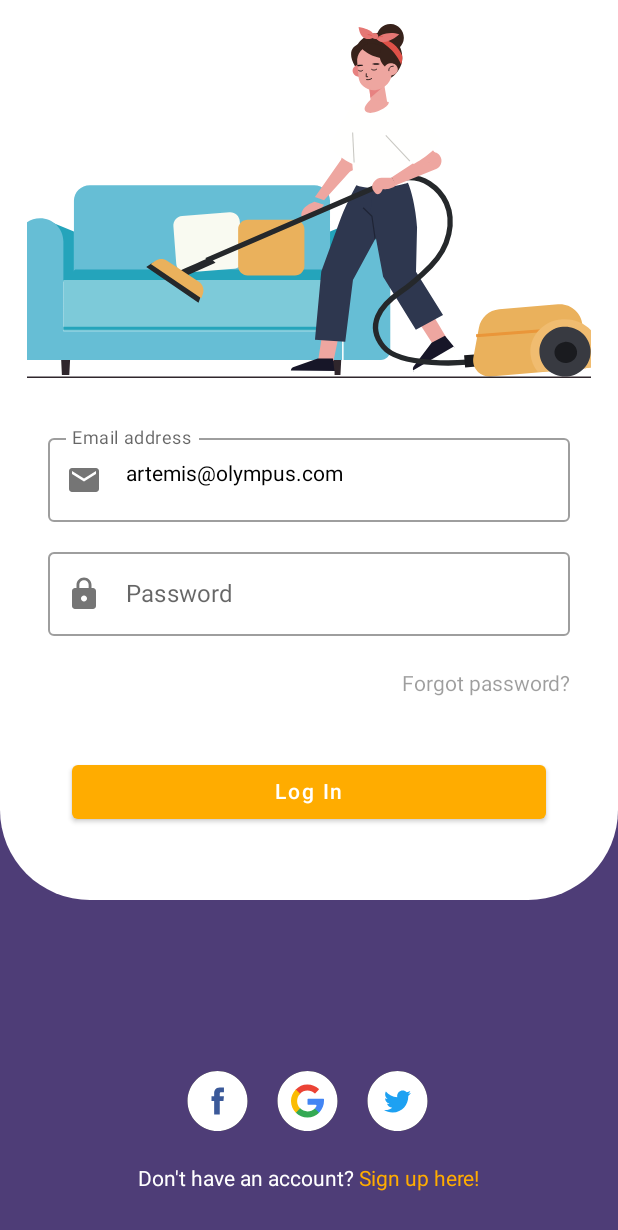
After one commit to ArtemisSoftware/JetPack-Compose-Tutorial-4, an Android app built with Jetpack Compose: the @Preview function CleaningLoginScreen, on a phone screen of 412 x 824 dp. The commit adds this screen. Shown: the top 1230 px of the screen. Run offline under Robolectric (Android 15) with nearby library versions, the phone set to English and light mode, and no system bars; Roboto replaces fonts that are not available here.

Commit message:
Cleaning - LoginScreen

```diff
--- /dev/null
+++ b/app/src/main/java/com/artemissoftware/jetpackcomposetutorial4/ui/cleaning/CleaningLoginScreen.kt
@@ -0,0 +1,165 @@
+package com.artemissoftware.jetpackcomposetutorial4.ui.cleaning
+
+import androidx.compose.foundation.Image
+import androidx.compose.foundation.background
+import androidx.compose.foundation.layout.*
+import androidx.compose.foundation.shape.RoundedCornerShape
+import androidx.compose.foundation.shape.ZeroCornerSize
+import androidx.compose.foundation.text.KeyboardOptions
+import androidx.compose.material.*
+import androidx.compose.material.icons.Icons
+import androidx.compose.material.icons.filled.Email
+import androidx.compose.material.icons.filled.Lock
+import androidx.compose.runtime.Composable
+import androidx.compose.runtime.CompositionLocalProvider
+import androidx.compose.runtime.mutableStateOf
+import androidx.compose.runtime.remember
+import androidx.compose.ui.Alignment
+import androidx.compose.ui.Modifier
+import androidx.compose.ui.graphics.Color
+import androidx.compose.ui.res.painterResource
+import androidx.compose.ui.text.SpanStyle
+import androidx.compose.ui.text.buildAnnotatedString
+import androidx.compose.ui.text.input.KeyboardType
+import androidx.compose.ui.text.input.TextFieldValue
+import androidx.compose.ui.text.style.TextAlign
+import androidx.compose.ui.text.withStyle
+import androidx.compose.ui.tooling.preview.Preview
+import androidx.compose.ui.unit.dp
+import com.artemissoftware.jetpackcomposetutorial4.R
+import com.artemissoftware.jetpackcomposetutorial4.ui.theme.orangish
+import com.artemissoftware.jetpackcomposetutorial4.ui.theme.purplish
+
+@Preview(showBackground = true)
+@Composable
+fun CleaningLoginScreen() {
+
+    Box {
+        LoginOptions()
+        MainCard()
+
+    }
+}
+
+@Composable
+private fun LoginOptions() {
+
+    val signupText = buildAnnotatedString {
+        append("Don't have an account? ")
+        withStyle(SpanStyle(color = orangish)) {
+            append("Sign up here!")
+        }
+    }
+
+    Surface(
+        color = purplish,
+        modifier = Modifier.fillMaxSize()
+    ) {
+        Column(
+            verticalArrangement = Arrangement.Bottom,
+            horizontalAlignment = Alignment.CenterHorizontally,
+            modifier = Modifier.offset(y = (-30).dp)
+        ) {
+            Row() {
+
+                Image(painter = painterResource(id = R.drawable.ic_fb), contentDescription = "facebook")
+                Spacer(modifier = Modifier.padding(horizontal = 4.dp))
+                Image(painter = painterResource(id =  R.drawable.ic_google), contentDescription = "google")
+                Spacer(modifier = Modifier.padding(horizontal = 4.dp))
+                Image(painter = painterResource(id = R.drawable.ic_twitter), contentDescription = "twitter")
+
+            }
+            Spacer(modifier = Modifier.padding(vertical = 8.dp))
+            Text(text = signupText, color = Color.White)
+        }
+    }
+}
+
+
+@Composable
+private fun MainCard() {
+
+    val emailState = remember { mutableStateOf(TextFieldValue("artemis@olympus.com")) }
+    val passState = remember { mutableStateOf(TextFieldValue("")) }
+
+    Surface(
+        color = Color.White,
+        modifier = Modifier
+            .height(600.dp)
+            .fillMaxWidth(),
+        shape = RoundedCornerShape(
+            topStart = 0.dp,
+            topEnd = 0.dp,
+            bottomStart = 60.dp,
+            bottomEnd = 60.dp
+        )
+    ) {
+
+        Column(
+            modifier = Modifier
+                .padding(16.dp),
+            horizontalAlignment = Alignment.CenterHorizontally
+        ) {
+
+            val modifier = Modifier
+                .fillMaxWidth()
+                .padding(horizontal = 16.dp)
+
+            Image(painter = painterResource(id = R.drawable.ic_vaccum), contentDescription = "vaccum")
+            Spacer(modifier = Modifier.padding(16.dp))
+
+            OutlinedTextField(
+                value = emailState.value,
+                onValueChange = { value ->
+                    emailState.value = value
+                },
+                label = { Text(text = "Email address") },
+                leadingIcon = {
+                    Icon(
+                        imageVector = Icons.Filled.Email,
+                        contentDescription = "Email"
+                    )
+                },
+                modifier = modifier
+            )
+
+
+            Spacer(modifier = Modifier.padding(6.dp))
+
+            OutlinedTextField(
+                value = passState.value,
+                onValueChange = { value ->
+                    passState.value = value
+                },
+                modifier = modifier,
+                label = { Text(text = "Password") },
+                leadingIcon = {
+                    Icon(
+                        imageVector = Icons.Filled.Lock,
+                        contentDescription = "Lock"
+                    )
+                },
+                keyboardOptions = KeyboardOptions(
+                    keyboardType = KeyboardType.Email
+                ),
+            )
+
+            Spacer(modifier = Modifier.padding(vertical = 12.dp))
+
+            CompositionLocalProvider(LocalContentAlpha provides ContentAlpha.disabled) {
+                Text(text = "Forgot password?", textAlign = TextAlign.End, modifier = modifier)
+            }
+            Spacer(modifier = Modifier.padding(vertical = 12.dp))
+
+            Button(
+                onClick = {},
+                shape = MaterialTheme.shapes.medium,
+                colors = ButtonDefaults.buttonColors(backgroundColor = orangish),
+                modifier = modifier
+                    .padding(16.dp),
+            ) {
+                Text(text = "Log In", color = Color.White)
+            }
+        }
+    }
+}
--- a/app/src/main/java/com/artemissoftware/jetpackcomposetutorial4/ui/theme/Color.kt
+++ b/app/src/main/java/com/artemissoftware/jetpackcomposetutorial4/ui/theme/Color.kt
@@ -26,3 +26,6 @@ val LightGreen3 = Color(0xff11d79b)
 val BlueViolet1 = Color(0xffaeb4fd)
 val BlueViolet2 = Color(0xff9fa5fe)
 val BlueViolet3 = Color(0xff8f98fd)
+
+val purplish = Color(0xff4e3d77)
+val orangish = Color(0xffffac00)
--- /dev/null
+++ b/app/src/main/res/drawable/ic_fb.xml
@@ -0,0 +1,16 @@
+<?xml version="1.0" encoding="utf-8"?>
+<vector xmlns:android="http://schemas.android.com/apk/res/android"
+    android:width="52dp"
+    android:height="52dp"
+    android:viewportWidth="52"
+    android:viewportHeight="52">
+    <path
+        android:pathData="M25,24m-20,0a20,20 0,1 1,40 0a20,20 0,1 1,-40 0"
+        android:fillColor="#000"/>
+    <path
+        android:pathData="M25,24m-20,0a20,20 0,1 1,40 0a20,20 0,1 1,-40 0"
+        android:fillColor="#FFF"/>
+    <path
+        android:pathData="M28.964,23.983h-2.461L26.503,33h-3.73v-9.017L21,23.983v-3.17h1.774v-2.05c0,-1.467 0.696,-3.763 3.762,-3.763l2.762,0.012v3.076h-2.004c-0.329,0 -0.79,0.164 -0.79,0.863v1.866h2.786l-0.326,3.166z"
+        android:fillColor="#3B5999"/>
+</vector>
--- /dev/null
+++ b/app/src/main/res/drawable/ic_google.xml
@@ -0,0 +1,25 @@
+<?xml version="1.0" encoding="utf-8"?>
+<vector xmlns:android="http://schemas.android.com/apk/res/android"
+    android:width="52dp"
+    android:height="52dp"
+    android:viewportWidth="52"
+    android:viewportHeight="52">
+    <path
+        android:pathData="M25,24m-20,0a20,20 0,1 1,40 0a20,20 0,1 1,-40 0"
+        android:fillColor="#000"/>
+    <path
+        android:pathData="M25,24m-20,0a20,20 0,1 1,40 0a20,20 0,1 1,-40 0"
+        android:fillColor="#FFF"/>
+    <path
+        android:pathData="M20.09,19.133c1.258,-1.269 3.001,-2.056 4.917,-2.054 1.766,0.001 3.378,0.665 4.6,1.755 0.175,0.156 0.456,0.146 0.622,-0.02l2.243,-2.242c0.182,-0.183 0.177,-0.481 -0.013,-0.656C30.461,14.07 27.777,12.957 24.832,13 21.856,13.046 19.162,14.282 17.207,16.25c-0.218,0.22 0.037,2.875 0.037,2.875s1.618,1.246 2.846,0.008z"
+        android:fillColor="#EB4335"/>
+    <path
+        android:pathData="M18.08,23.937c-0.018,1.948 0.769,3.711 2.047,4.979l-0.981,2.118 -1.903,0.766c-2,-1.99 -3.239,-4.742 -3.243,-7.784 -0.004,-3.02 1.222,-5.77 3.207,-7.766L20.09,19.133c-1.228,1.238 -1.995,2.935 -2.01,4.804z"
+        android:fillColor="#FBBC03"/>
+    <path
+        android:pathData="M29.878,28.922c-1.26,1.25 -3.002,2.011 -4.923,2 -1.882,-0.013 -3.586,-0.776 -4.827,-2.007L17.244,31.8c1.981,1.97 4.709,3.192 7.721,3.201 3.02,0.01 5.765,-1.232 7.763,-3.23l-0.825,-1.762 -2.025,-1.086z"
+        android:fillColor="#34A953"/>
+    <path
+        android:pathData="M36,22.87c0,-0.217 -0.176,-0.392 -0.393,-0.392L25.368,22.478c-0.194,0 -0.351,0.157 -0.351,0.351v3.386c0,0.194 0.157,0.352 0.351,0.352h5c0.516,0 0.836,0.562 0.57,1.003 -0.295,0.493 -0.65,0.945 -1.056,1.347l-0.004,0.005 2.85,2.85c0.135,-0.135 0.271,-0.27 0.409,-0.405C34.917,29.392 36,26.773 36,23.915L36,22.87z"
+        android:fillColor="#4285F4"/>
+</vector>
--- /dev/null
+++ b/app/src/main/res/drawable/ic_twitter.xml
@@ -0,0 +1,19 @@
+<?xml version="1.0" encoding="utf-8"?>
+<vector xmlns:android="http://schemas.android.com/apk/res/android"
+    android:width="52dp"
+    android:height="52dp"
+    android:viewportWidth="52"
+    android:viewportHeight="52">
+    <path
+        android:pathData="M25,24m-20,0a20,20 0,1 1,40 0a20,20 0,1 1,-40 0"
+        android:fillColor="#000"
+        android:fillType="nonZero"/>
+    <path
+        android:pathData="M25,24m-20,0a20,20 0,1 1,40 0a20,20 0,1 1,-40 0"
+        android:fillColor="#FFF"
+        android:fillType="nonZero"/>
+    <path
+        android:pathData="M32.158,20.644c0.007,0.158 0.01,0.318 0.01,0.477 0,4.88 -3.714,10.508 -10.507,10.508 -2.086,0 -4.027,-0.611 -5.661,-1.659 0.289,0.034 0.583,0.051 0.88,0.051 1.731,0 3.324,-0.59 4.588,-1.58 -1.617,-0.03 -2.98,-1.098 -3.45,-2.566 0.225,0.043 0.456,0.067 0.694,0.067 0.337,0 0.663,-0.045 0.974,-0.13 -1.69,-0.338 -2.963,-1.832 -2.963,-3.62v-0.047c0.498,0.276 1.067,0.443 1.673,0.462 -0.992,-0.662 -1.644,-1.793 -1.644,-3.075 0,-0.676 0.183,-1.31 0.5,-1.856 1.822,2.235 4.544,3.704 7.613,3.859 -0.063,-0.27 -0.096,-0.553 -0.096,-0.842 0,-2.039 1.654,-3.693 3.693,-3.693 1.063,0 2.022,0.449 2.696,1.167 0.842,-0.166 1.632,-0.473 2.345,-0.896 -0.276,0.862 -0.861,1.585 -1.624,2.042 0.747,-0.09 1.46,-0.287 2.121,-0.581 -0.494,0.74 -1.121,1.39 -1.842,1.912z"
+        android:fillColor="#1DA1F2"
+        android:fillType="evenOdd"/>
+</vector>
--- /dev/null
+++ b/app/src/main/res/drawable/ic_vaccum.xml
@@ -0,0 +1,257 @@
+<?xml version="1.0" encoding="utf-8"?>
+<vector xmlns:android="http://schemas.android.com/apk/res/android"
+    android:width="376dp"
+    android:height="236dp"
+    android:viewportWidth="376"
+    android:viewportHeight="236">
+    <group>
+        <clip-path
+            android:pathData="M0,0H376V236H0z"/>
+        <path
+            android:pathData="M28.191,233.991L23.272,233.991 22.255,212.902 29.285,212.902 28.191,233.991M208.958,233.991L204.039,233.991 203.021,212.902 210.051,212.902 208.958,233.991"
+            android:fillColor="#2F262C"
+            android:fillType="evenOdd"/>
+        <path
+            android:pathData="M229.132,131.288L221.093,130.553 202.017,138.371 202.017,171.728 229.132,171.728 229.132,131.288M4.179,131.288L12.217,130.553 31.294,138.371 31.294,171.728 4.179,171.728 4.179,131.288"
+            android:fillColor="#24A4BB"
+            android:fillType="evenOdd"/>
+        <path
+            android:pathData="M191.498,107.455L41.813,107.455c-5.809,0 -10.52,4.651 -10.52,10.389v64.585c0,5.737 4.711,10.388 10.52,10.388h149.685c5.81,0 10.519,-4.65 10.519,-10.388v-64.585c0,-5.738 -4.71,-10.389 -10.52,-10.389M235.91,223.949h-24.855v-78.767c0,-8.634 6.97,-15.633 15.567,-15.633 8.596,0 15.565,6.999 15.565,15.633v72.463c0,3.483 -2.81,6.304 -6.276,6.304M-0.59,223.949h24.854v-78.767c0,-8.634 -6.97,-15.633 -15.567,-15.633 -8.596,0 -15.565,6.999 -15.565,15.633v72.463c0,3.483 2.81,6.304 6.278,6.304M137.937,204.868L24.264,204.868 24.264,223.949 210.051,223.949 210.051,204.868 137.937,204.868"
+            android:fillColor="#66BED5"
+            android:fillType="evenOdd"/>
+        <path
+            android:pathData="M137.937,170.723L24.264,170.723 24.264,204.868 210.051,204.868 210.051,170.723 137.937,170.723"
+            android:fillColor="#7DCAD9"
+            android:fillType="evenOdd"/>
+        <path
+            android:pathData="M202.212,163.694L32.104,163.694 24.264,170.723 210.051,170.723 202.212,163.694M24.264,203.864L210.051,203.864 210.051,201.855 24.264,201.855z"
+            android:fillColor="#24A4BB"
+            android:fillType="evenOdd"/>
+        <path
+            android:pathData="M137.863,163.237l-31.492,2.446c-3.523,0.273 -6.601,-2.38 -6.872,-5.926l-1.905,-24.842c-0.271,-3.547 2.364,-6.643 5.886,-6.916l31.493,-2.448c3.523,-0.273 6.602,2.38 6.873,5.926l1.905,24.842c0.272,3.547 -2.364,6.643 -5.888,6.918"
+            android:fillColor="#F9FAF1"
+            android:fillType="evenOdd"/>
+        <path
+            android:pathData="M178.573,167.71h-31.445c-3.519,0 -6.37,-2.834 -6.37,-6.33v-24.495c0,-3.496 2.851,-6.332 6.37,-6.332h31.445c3.519,0 6.372,2.836 6.372,6.332v24.494c0,3.497 -2.853,6.332 -6.372,6.332"
+            android:fillColor="#EAB15C"
+            android:fillType="evenOdd"/>
+        <path
+            android:pathData="M196.959,205.872L193.983,224.953 204.333,224.633 208.043,206.706 196.959,205.872"
+            android:fillColor="#EEA6A0"
+            android:fillType="evenOdd"/>
+        <path
+            android:pathData="M193.823,222.945l-16.476,5.912c-1.079,0.502 -1.647,1.652 -1.372,2.777l29.055,0.349 -1.075,-9.032 -10.132,-0.006"
+            android:fillColor="#171628"
+            android:fillType="evenOdd"/>
+        <path
+            android:pathData="M205.027,234.996L174.902,234.563 174.903,230.979 205.03,231.41 205.027,234.996"
+            android:fillColor="#FFFFFE"
+            android:fillType="evenOdd"/>
+        <path
+            android:pathData="M224.076,99.421l-0.607,1.662c-6.044,9.44 -11.674,21.285 -15.515,31.774l-11.77,32.138 -4.21,45.528 20.202,1.375 5.128,-41.294 23.879,-44.013 -1.254,-25.693 -15.853,-1.477"
+            android:fillColor="#2E374F"
+            android:fillType="evenOdd"/>
+        <path
+            android:pathData="M260.264,197.49L270.819,213.906 279.345,208.629 269.938,192.817 260.264,197.49"
+            android:fillColor="#EEA6A0"
+            android:fillType="evenOdd"/>
+        <path
+            android:pathData="M269.741,212.567l-12.004,15.768c-0.731,1.13 -0.629,2.638 0.25,3.648l27.383,-16.035 -6.748,-8.067 -8.88,4.686"
+            android:fillColor="#171628"
+            android:fillType="evenOdd"/>
+        <path
+            android:pathData="M286.374,217.914L258.857,233.991 257.251,230.988 284.769,214.911 286.374,217.914"
+            android:fillColor="#FFFFFE"
+            android:fillType="evenOdd"/>
+        <path
+            android:pathData="M229.132,124.109l8.286,44.456 21.81,35.299 18.108,-9.784 -17.998,-28.936 0.705,-29.948s-1.699,-27.407 -10.98,-37.783l-17.495,2.685 -2.436,24.01"
+            android:fillColor="#2E374F"
+            android:fillType="evenOdd"/>
+        <path
+            android:pathData="M232.145,143.609L229.954,128.215 224.111,122.519"
+            android:strokeWidth=".756"
+            android:fillColor="#00000000"
+            android:strokeColor="#1F2435"
+            android:fillType="evenOdd"/>
+        <path
+            android:pathData="M213.08,69.294l-3.968,23.503c-0.433,2.563 1.338,4.996 4.02,5.52 2.579,0.504 5.141,-0.932 5.92,-3.317l8.071,-24.712 -14.042,-0.994"
+            android:fillColor="#EEA6A0"
+            android:fillType="evenOdd"/>
+        <path
+            android:pathData="M210.062,89.483l-18.088,25.877 6.05,2.138 19.896,-22.08c2.31,-2.707 1.035,-6.87 -2.408,-7.855 -2.046,-0.584 -4.24,0.189 -5.45,1.92M191.73,118.502s-10.08,3.228 -8.656,10.043l11.927,-3.875 2.999,-4.155 -6.27,-2.013"
+            android:fillColor="#EEA6A0"
+            android:fillType="evenOdd"/>
+        <path
+            android:pathData="M215.708,55.234L201.013,81.62c8.155,8.62 16.459,11.776 16.459,11.776l4.63,-7.169 -6.394,-30.993"
+            android:fillColor="#FFFFFE"
+            android:fillType="evenOdd"/>
+        <path
+            android:pathData="M238.064,50.309s10.456,-1.148 15.406,4.49c3.285,3.74 0.998,50.908 0.998,50.908s-22.102,7.677 -36.414,1.083L214.068,60.5c0.025,-3.464 2.133,-6.66 5.47,-7.999 0.922,-0.37 5.402,-1.802 10.787,-1.921 5.425,-0.122 7.74,-0.27 7.74,-0.27"
+            android:fillColor="#FFFFFE"
+            android:fillType="evenOdd"/>
+        <path
+            android:pathData="M218.085,92.391L217.081,72.306"
+            android:strokeWidth=".72"
+            android:fillColor="#00000000"
+            android:strokeColor="#C9C8C3"
+            android:fillType="evenOdd"/>
+        <path
+            android:pathData="M293.404,225.467s-44.187,3.911 -55.875,-10.353c-11.688,-14.265 -1.783,-27.486 11.113,-36.297 8.95,-6.116 15.806,-12.787 20.477,-17.478 5.88,-5.905 10.249,-13.219 12.063,-21.34 3.614,-16.179 -3.56,-27.533 -12.992,-33.71 -13.399,-8.772 -30.335,0.171 -30.335,0.171l-118.187,51.113"
+            android:strokeWidth="3.528"
+            android:fillColor="#00000000"
+            android:strokeColor="#25282B"
+            android:fillType="evenOdd"/>
+        <path
+            android:pathData="M96.57,167.124c0.413,-0.576 25.214,-11.464 25.214,-11.464l3.91,3.497 -23.565,10.562 -5.559,-2.595"
+            android:fillColor="#25282B"
+            android:fillType="evenOdd"/>
+        <path
+            android:pathData="M79.498,162.024l34.834,23.763 1.038,-2.829c1.108,-3.02 -1.241,-7.169 -3.897,-8.949l-21.159,-14.181c-2.31,-1.55 -5.318,-1.54 -7.62,0.024l-3.196,2.172"
+            android:fillColor="#25282B"
+            android:fillType="evenOdd"/>
+        <path
+            android:pathData="M82.51,159.982l33.679,22.792 1.04,-2.8c1.112,-2.994 0.013,-6.357 -2.65,-8.12l-21.22,-14.046c-2.32,-1.535 -5.336,-1.524 -7.643,0.025l-3.205,2.15"
+            android:fillColor="#EAB15C"
+            android:fillType="evenOdd"/>
+        <path
+            android:pathData="M292.08,228.97L303.447,227.998 302.763,219.932 291.396,220.904 292.08,228.97"
+            android:fillColor="#1A1B1F"
+            android:fillType="evenOdd"/>
+        <path
+            android:pathData="M345.939,231.789l-36.898,3.167c-7.053,0.604 -12.735,-5.734 -11.433,-12.749l3.655,-19.648c1.247,-6.715 6.785,-11.767 13.537,-12.345l39.214,-3.367c8.295,-0.712 15.592,5.494 16.298,13.86l2.428,28.781 -26.801,2.3"
+            android:fillColor="#EAB15C"
+            android:fillType="evenOdd"/>
+        <path
+            android:pathData="M299.43,207.881L351.651,203.864"
+            android:strokeWidth="2.016"
+            android:fillColor="#00000000"
+            android:strokeColor="#EA9639"
+            android:fillType="evenOdd"/>
+        <path
+            android:pathData="M335.668,220.382c-1.082,-11.945 8.344,-22.453 21.054,-23.468 12.711,-1.018 23.89,7.842 24.973,19.787 0.399,4.4 -0.639,8.601 -2.731,12.21l-38.411,3.072c-2.71,-3.224 -4.486,-7.2 -4.885,-11.6"
+            android:fillColor="#F0BC70"
+            android:fillType="evenOdd"/>
+        <path
+            android:pathData="M341.67,219.83c0.8,9.118 9.065,15.88 18.458,15.105 9.396,-0.777 16.362,-8.797 15.563,-17.914 -0.8,-9.119 -9.064,-15.882 -18.458,-15.105 -9.395,0.776 -16.361,8.796 -15.562,17.914"
+            android:fillColor="#383A41"
+            android:fillType="evenOdd"/>
+        <path
+            android:pathData="M351.679,219.524c0.351,3.867 3.997,6.737 8.143,6.408 4.145,-0.33 7.218,-3.733 6.865,-7.6 -0.352,-3.869 -3.997,-6.738 -8.143,-6.408 -4.145,0.329 -7.218,3.731 -6.865,7.6"
+            android:fillColor="#1A1B1F"
+            android:fillType="evenOdd"/>
+        <path
+            android:pathData="M243.464,102.434l-5.385,0.099c-2.35,0.044 -4.13,0.03 -5.8,1.612 -1.744,1.654 -3.096,4.076 -1.28,7.053 3.54,5.798 6.227,-1.278 6.227,-1.278s4.582,1.224 8.978,-2.358l-2.74,-5.128"
+            android:fillColor="#EEA6A0"
+            android:fillType="evenOdd"/>
+        <path
+            android:pathData="M243.191,102.13l24.414,-15.968c3.117,-1.823 7.087,-0.407 8.352,2.978 1.163,3.12 -0.474,6.61 -3.61,7.693l-26.484,10.622 -2.672,-5.325"
+            android:fillColor="#EEA6A0"
+            android:fillType="evenOdd"/>
+        <path
+            android:pathData="M274.323,88.956L257.074,66.281 249.217,78.284 264.795,94.4 274.323,88.956"
+            android:fillColor="#EEA6A0"
+            android:fillType="evenOdd"/>
+        <path
+            android:pathData="M251.481,52.221c10.007,6.73 24.85,24.892 24.85,24.892 -2.457,7.022 -18.56,16.283 -18.56,16.283l-11.567,-12.801 5.277,-28.374"
+            android:fillColor="#FFFFFE"
+            android:fillType="evenOdd"/>
+        <path
+            android:pathData="M255.243,91.387L239.174,74.315"
+            android:strokeWidth=".72"
+            android:fillColor="#00000000"
+            android:strokeColor="#C9C8C3"
+            android:fillType="evenOdd"/>
+        <path
+            android:pathData="M250.207,22.765c-0.37,8.867 -7.86,15.754 -16.725,15.382 -8.866,-0.37 -15.752,-7.858 -15.383,-16.725 0.371,-8.866 7.86,-15.754 16.725,-15.382 8.866,0.37 15.753,7.858 15.383,16.725"
+            android:fillColor="#37221B"
+            android:fillType="evenOdd"/>
+        <path
+            android:pathData="M251.218,9.417c-0.208,4.987 -4.42,8.861 -9.408,8.651 -4.988,-0.207 -8.861,-4.42 -8.653,-9.407 0.21,-4.987 4.421,-8.86 9.409,-8.653 4.987,0.209 8.86,4.421 8.652,9.409M227.054,12.051s-17.386,0.355 -8.398,16.068l8.467,-0.567 -0.069,-15.5"
+            android:fillColor="#37221B"
+            android:fillType="evenOdd"/>
+        <path
+            android:pathData="M226.082,30.62c0.319,2.2 -1.43,4.212 -3.905,4.496 -2.476,0.282 -4.74,-1.271 -5.059,-3.471 -0.318,-2.2 1.43,-4.214 3.906,-4.497 2.474,-0.283 4.74,1.271 5.058,3.471"
+            android:fillColor="#E78281"
+            android:fillType="evenOdd"/>
+        <path
+            android:pathData="M228.128,42.239l0.926,8.318c0.381,3.454 2.54,5.044 5.658,4.606 2.662,-0.373 5.477,0.249 5.467,-2.674l-2.735,-16.336 -9.316,6.086"
+            android:fillColor="#EEA6A0"
+            android:fillType="evenOdd"/>
+        <path
+            android:pathData="M228.977,49.209L237.166,42.249 228.128,42.179 228.977,49.209"
+            android:fillColor="#E78281"
+            android:fillType="evenOdd"/>
+        <path
+            android:pathData="M232.097,44.168c-5.633,0.337 -10.548,-3.71 -10.985,-8.172l-0.97,-10.531c-0.548,-5.592 3.568,-10.599 9.3,-11.317 5.871,-0.733 12.272,3.166 13.027,8.87l0.683,8.48c0.528,6.558 -4.339,11.83 -11.055,12.67"
+            android:fillColor="#EEA6A0"
+            android:fillType="evenOdd"/>
+        <path
+            android:pathData="M226.196,33.14L226.119,35.149 227.123,35.144"
+            android:strokeLineJoin="round"
+            android:strokeWidth=".566"
+            android:fillColor="#00000000"
+            android:strokeColor="#160F0F"
+            android:fillType="evenOdd"
+            android:strokeLineCap="round"/>
+        <path
+            android:pathData="M232.564,26.113s-2.447,-0.064 -2.428,0.552c0,0 0.03,0.416 2.163,0.445 2.132,0.03 2.68,-0.08 2.846,-0.476 0.167,-0.396 -1.438,-0.546 -2.58,-0.52M221.99,27.142s1.924,-0.181 2.119,0.398c0,0 0.118,0.392 -1.567,0.526s-2.244,0.008 -2.425,-0.307c-0.205,-0.356 0.956,-0.584 1.874,-0.617"
+            android:fillColor="#160F0F"
+            android:fillType="evenOdd"/>
+        <path
+            android:pathData="M233.149,30.128s-1.508,1.39 -3.377,0.162m-5.905,0.566s-0.9,1.37 -2.77,0.14m5.202,6.05s2.111,0.502 3.473,-0.629"
+            android:strokeLineJoin="round"
+            android:strokeWidth=".566"
+            android:fillColor="#00000000"
+            android:strokeColor="#160F0F"
+            android:fillType="evenOdd"
+            android:strokeLineCap="round"/>
+        <path
+            android:pathData="M223.106,16.126s6.653,7.84 20.085,6.892c0,0 -2.993,-8.402 -10.843,-9.707 -7.85,-1.305 -9.242,2.815 -9.242,2.815"
+            android:fillColor="#37221B"
+            android:fillType="evenOdd"/>
+        <path
+            android:pathData="M236.221,16.608s-4.382,7.24 4.643,13.52c0,0 7.776,-6.783 2.502,-12.255 -5.275,-5.471 -7.145,-1.265 -7.145,-1.265"
+            android:fillColor="#37221B"
+            android:fillType="evenOdd"/>
+        <path
+            android:pathData="M247.171,29.614c0.318,2.201 -1.43,4.214 -3.906,4.498 -2.475,0.282 -4.74,-1.272 -5.057,-3.473 -0.32,-2.2 1.43,-4.212 3.905,-4.495 2.474,-0.284 4.74,1.27 5.058,3.47"
+            android:fillColor="#EEA6A0"
+            android:fillType="evenOdd"/>
+        <path
+            android:pathData="M241.203,31.132s-0.456,-3.117 2.993,-3.01"
+            android:strokeLineJoin="round"
+            android:strokeWidth=".566"
+            android:fillColor="#00000000"
+            android:strokeColor="#160F0F"
+            android:fillType="evenOdd"
+            android:strokeLineCap="round"/>
+        <path
+            android:pathData="M249.499,27.115s1.28,-4.465 0.431,-6.422C244.581,8.36 231.754,9.458 229.132,8.034l2.28,1.24c0.441,-0.016 13.578,5.871 18.087,17.84"
+            android:fillColor="#DF5148"
+            android:fillType="evenOdd"/>
+        <path
+            android:pathData="M234.86,8.104s5.166,-3.64 13.353,-1.286c0,0 -9.487,9.02 -15.064,3.376l1.712,-2.09M231.14,7.104s-0.421,-3.288 -10.042,-5.095c0,0 0.855,11.057 10.014,7.227"
+            android:fillColor="#E57774"
+            android:fillType="evenOdd"/>
+        <path
+            android:pathData="M233.43,9.038s0.736,-0.762 3.736,-0.684m-6.63,-0.047s-1.103,-1.18 -3.413,-1.277"
+            android:strokeWidth=".52"
+            android:fillColor="#00000000"
+            android:strokeColor="#E05852"
+            android:fillType="evenOdd"/>
+        <path
+            android:pathData="M230.137,7.964c-0.039,1.107 0.829,2.038 1.937,2.077 1.109,0.039 2.039,-0.828 2.078,-1.937 0.039,-1.107 -0.827,-2.037 -1.936,-2.077 -1.11,-0.04 -2.04,0.828 -2.079,1.937"
+            android:fillColor="#E57774"
+            android:fillType="evenOdd"/>
+        <path
+            android:pathData="M229.532,50.213s-6.955,5.565 -3.41,8.31c3.545,2.747 15.706,-2.911 15.034,-6.5l-11.624,-1.81"
+            android:fillColor="#EEA6A0"
+            android:fillType="evenOdd"/>
+        <path
+            android:pathData="M-38,235.498L407.889,235.498"
+            android:strokeWidth="1.033"
+            android:fillColor="#00000000"
+            android:strokeColor="#2F262C"
+            android:fillType="evenOdd"/>
+    </group>
+</vector>
```
